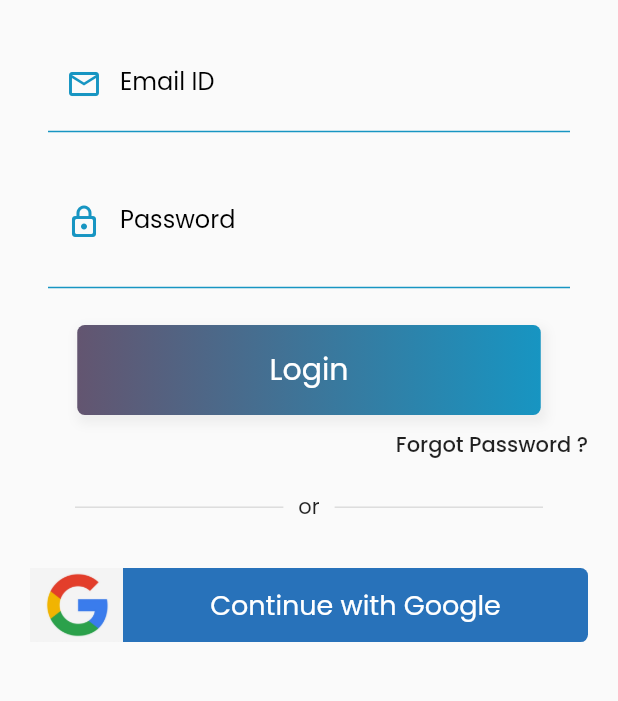
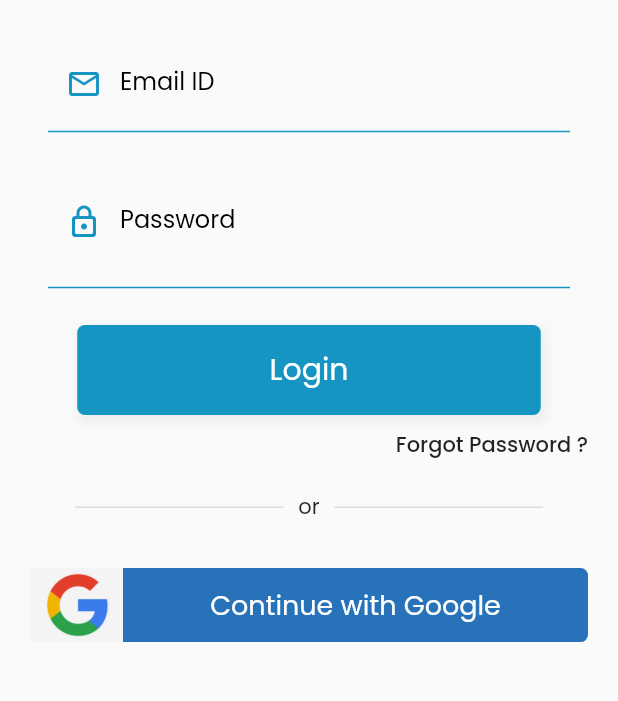
Before and after one commit to TheIbrarBashir/FlutterFire-Auth, a Flutter app: the screen it shows after launch, on a phone screen of 412 x 824 dp, the part 396-1097 px from its top. Run offline on Flutter 3.47's test engine with Material 2 defaults, Android fonts, the phone set to English and light mode, and no system bars; our stand-ins replace cloud_firestore, connectivity_plus, firebase_auth, firebase_core, google_fonts, google_sign_in; missing offline and left inert: cloud_firestore_web, connectivity_plus_web, firebase_auth_web, firebase_core_web, google_sign_in_web; accounts and stored records are empty.

Commit message:
Initial commit

```diff
--- a/lib/presentation/authentication_pages/login_form.dart
+++ b/lib/presentation/authentication_pages/login_form.dart
@@ -117,10 +117,7 @@ class _LoginFormState extends State<LoginForm> {
                   blurRadius: 5,
                   spreadRadius: 2)
             ],
-            gradient: const LinearGradient(
-                begin: Alignment.centerLeft,
-                end: Alignment.centerRight,
-                colors: [Color(0xff635570), Color(0xff1795C2)])),
+            color: ColorSchema.deepSeaBlue),
         child: const Text(
           'Login',
           style: TextStyle(fontSize: 20, color: Colors.white),
```
Also changed, not shown: lib/presentation/widgets/tab_bar_custom_indicator.dart (deleted, +0 -31 lines).
